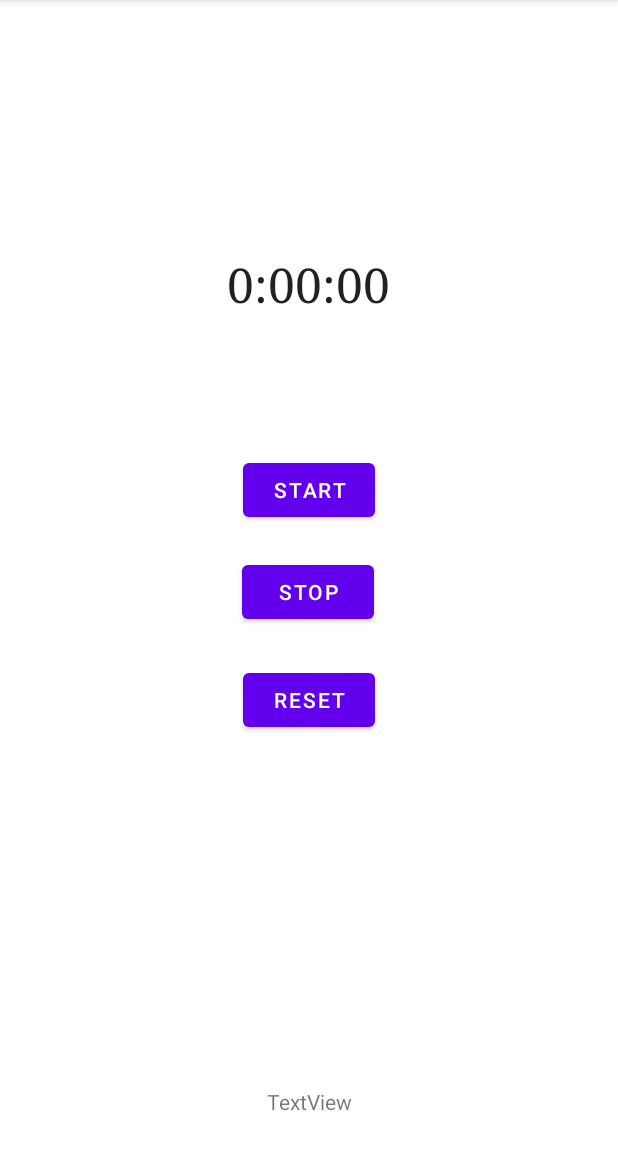
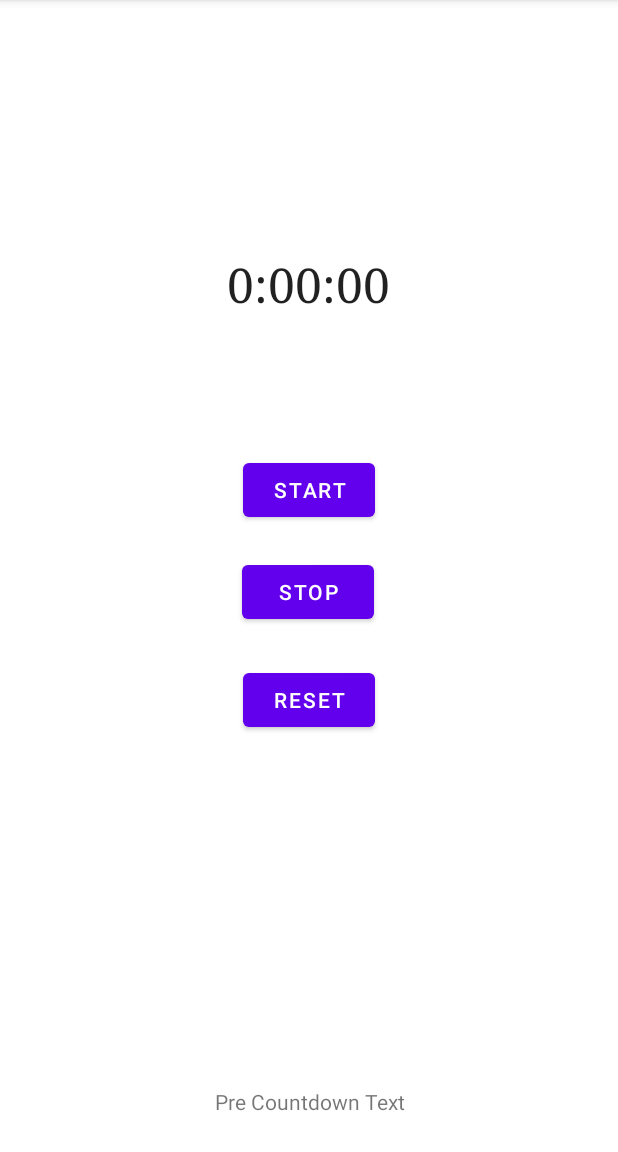
Before and after one commit to MattBroihier/SimpleStopWatch, an Android app: the screen it shows after launch (MainActivity), on a phone screen of 412 x 824 dp, the part 84-1236 px from its top. Run offline under Robolectric (Android 15) with nearby library versions, the phone set to English and light mode, and no system bars.

```diff
--- a/app/src/main/res/layout/activity_main.xml
+++ b/app/src/main/res/layout/activity_main.xml
@@ -68,7 +68,7 @@
         android:layout_height="51dp"
         android:layout_marginBottom="8dp"
         android:gravity="center|center_horizontal|center_vertical"
-        android:text="TextView"
+        android:text="@string/pre_countdown_text"
         android:textAlignment="center"
         app:layout_constraintBottom_toBottomOf="parent"
         app:layout_constraintEnd_toEndOf="parent"
--- a/app/src/main/res/values/strings.xml
+++ b/app/src/main/res/values/strings.xml
@@ -4,4 +4,5 @@
     <string name="start">Start</string>
     <string name="stop">Stop</string>
     <string name="reset">Reset</string>
+    <string name="pre_countdown_text">Pre Countdown Text</string>
 </resources>
```
